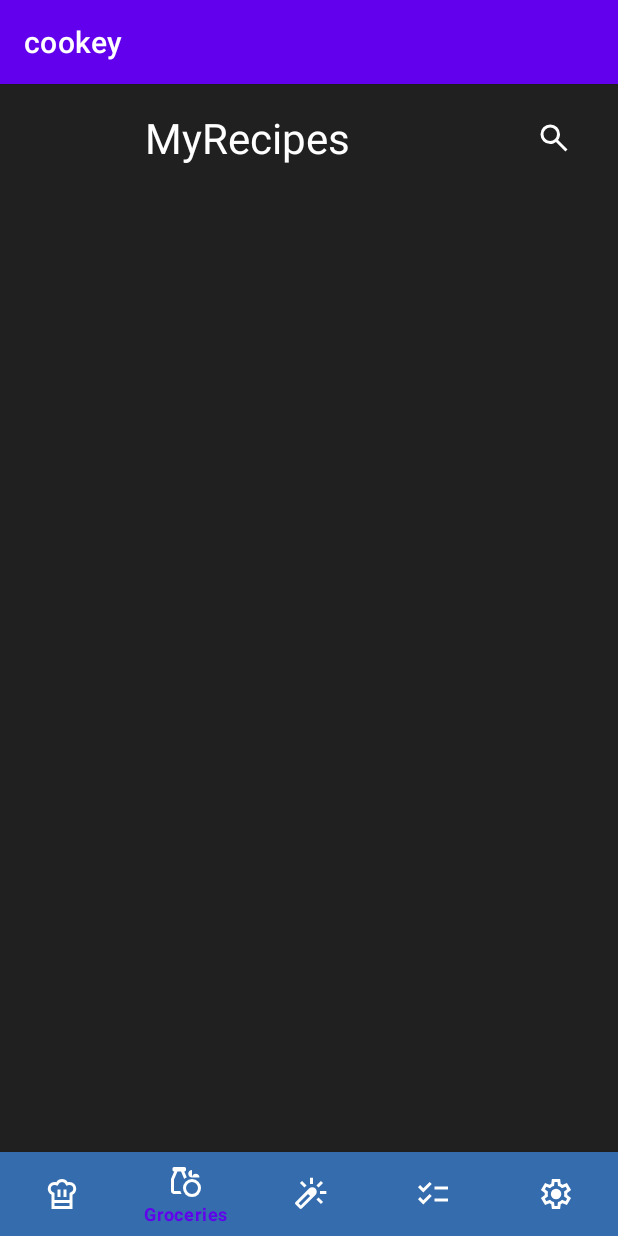
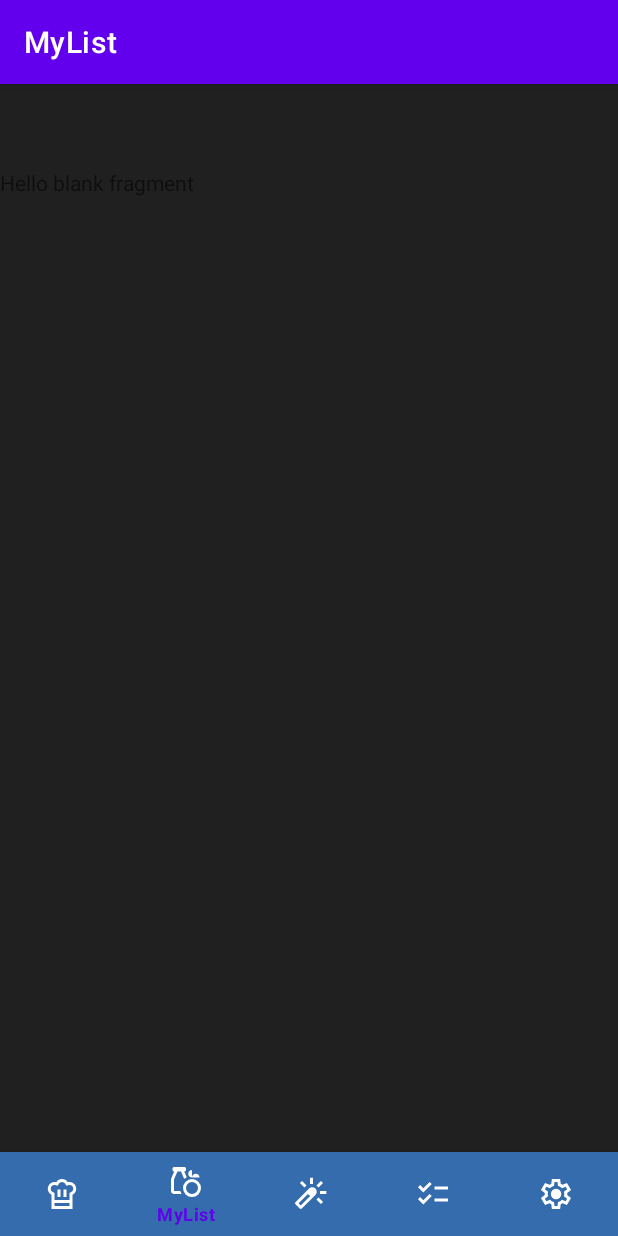
Before and after one commit to Kou-ding/cookey, an Android app: the screen it shows after launch (MainActivity), item 2 of the bottom bar chosen, on a phone screen of 412 x 824 dp. Run offline under Robolectric (Android 15) with nearby library versions, the light colour scheme and no system bars; our stand-ins replace navigation-ui.

Commit message:
Bottom Navigation

```diff
--- a/app/src/main/java/com/example/cookey/MainActivity.java
+++ b/app/src/main/java/com/example/cookey/MainActivity.java
@@ -1,37 +1,27 @@
 package com.example.cookey;
 
 import android.os.Bundle;
-
 import com.google.android.material.bottomnavigation.BottomNavigationView;
-
 import androidx.appcompat.app.AppCompatActivity;
 import androidx.navigation.NavController;
 import androidx.navigation.Navigation;
 import androidx.navigation.ui.AppBarConfiguration;
 import androidx.navigation.ui.NavigationUI;
-
 import com.example.cookey.databinding.ActivityMainBinding;
 
 public class MainActivity extends AppCompatActivity {
-
     private ActivityMainBinding binding;
-
     @Override
     protected void onCreate(Bundle savedInstanceState) {
         super.onCreate(savedInstanceState);
-
         binding = ActivityMainBinding.inflate(getLayoutInflater());
         setContentView(binding.getRoot());
+        BottomNavigationView navView = findViewById(R.id.bottom_navigation);
+        AppBarConfiguration appBarConfiguration= new AppBarConfiguration.Builder(R.id.navigation_MyRecipes,R.id.navigation_MyList,R.id.navigation_AI,R.id.navigation_MyShoppingList,R.id.navigation_Settings).build();
 
-        BottomNavigationView navView = findViewById(R.id.nav_view);
-        // Passing each menu ID as a set of Ids because each
-        // menu should be considered as top level destinations.
-        AppBarConfiguration appBarConfiguration = new AppBarConfiguration.Builder(
-                R.id.navigation_home, R.id.navigation_dashboard, R.id.navigation_notifications)
-                .build();
+
         NavController navController = Navigation.findNavController(this, R.id.nav_host_fragment_activity_main);
-        NavigationUI.setupActionBarWithNavController(this, navController, appBarConfiguration);
-        NavigationUI.setupWithNavController(binding.navView, navController);
+        NavigationUI.setupActionBarWithNavController(this,navController,appBarConfiguration);
+        NavigationUI.setupWithNavController(binding.bottomNavigation, navController);
     }
-
 }
--- /dev/null
+++ b/app/src/main/java/com/example/cookey/ui/MyList/MyListFragment.java
@@ -0,0 +1,66 @@
+package com.example.cookey.ui.MyList;
+
+import android.os.Bundle;
+
+import androidx.fragment.app.Fragment;
+
+import android.view.LayoutInflater;
+import android.view.View;
+import android.view.ViewGroup;
+
+import com.example.cookey.R;
+
+/**
+ * A simple {@link Fragment} subclass.
+ * Use the {@link MyListFragment#newInstance} factory method to
+ * create an instance of this fragment.
+ */
+public class MyListFragment extends Fragment {
+
+    // TODO: Rename parameter arguments, choose names that match
+    // the fragment initialization parameters, e.g. ARG_ITEM_NUMBER
+    private static final String ARG_PARAM1 = "param1";
+    private static final String ARG_PARAM2 = "param2";
+
+    // TODO: Rename and change types of parameters
+    private String mParam1;
+    private String mParam2;
+
+    public MyListFragment() {
+        // Required empty public constructor
+    }
+
+    /**
+     * Use this factory method to create a new instance of
+     * this fragment using the provided parameters.
+     *
+     * @param param1 Parameter 1.
+     * @param param2 Parameter 2.
+     * @return A new instance of fragment MyListFragment.
+     */
+    // TODO: Rename and change types and number of parameters
+    public static MyListFragment newInstance(String param1, String param2) {
+        MyListFragment fragment = new MyListFragment();
+        Bundle args = new Bundle();
+        args.putString(ARG_PARAM1, param1);
+        args.putString(ARG_PARAM2, param2);
+        fragment.setArguments(args);
+        return fragment;
+    }
+
+    @Override
+    public void onCreate(Bundle savedInstanceState) {
+        super.onCreate(savedInstanceState);
+        if (getArguments() != null) {
+            mParam1 = getArguments().getString(ARG_PARAM1);
+            mParam2 = getArguments().getString(ARG_PARAM2);
+        }
+    }
+
+    @Override
+    public View onCreateView(LayoutInflater inflater, ViewGroup container,
+                             Bundle savedInstanceState) {
+        // Inflate the layout for this fragment
+        return inflater.inflate(R.layout.fragment_my_list, container, false);
+    }
+}
--- /dev/null
+++ b/app/src/main/java/com/example/cookey/ui/MyRecipes/MyRecipesFragment.java
@@ -0,0 +1,50 @@
+package com.example.cookey.ui.MyRecipes;
+
+import android.os.Bundle;
+
+import androidx.fragment.app.Fragment;
+
+import android.view.LayoutInflater;
+import android.view.View;
+import android.view.ViewGroup;
+
+import com.example.cookey.R;
+
+public class MyRecipesFragment extends Fragment {
+    private static final String ARG_PARAM1 = "param1";
+    private static final String ARG_PARAM2 = "param2";
+
+    // TODO: Rename and change types of parameters
+    private String mParam1;
+    private String mParam2;
+
+    public MyRecipesFragment() {
+        // Required empty public constructor
+    }
+
+
+    public static MyRecipesFragment newInstance(String param1, String param2) {
+        MyRecipesFragment fragment = new MyRecipesFragment();
+        Bundle args = new Bundle();
+        args.putString(ARG_PARAM1, param1);
+        args.putString(ARG_PARAM2, param2);
+        fragment.setArguments(args);
+        return fragment;
+    }
+
+    @Override
+    public void onCreate(Bundle savedInstanceState) {
+        super.onCreate(savedInstanceState);
+        if (getArguments() != null) {
+            mParam1 = getArguments().getString(ARG_PARAM1);
+            mParam2 = getArguments().getString(ARG_PARAM2);
+        }
+    }
+
+    @Override
+    public View onCreateView(LayoutInflater inflater, ViewGroup container,
+                             Bundle savedInstanceState) {
+        // Inflate the layout for this fragment
+        return inflater.inflate(R.layout.fragment_my_recipes, container, false);
+    }
+}
--- a/app/src/main/res/layout/activity_main.xml
+++ b/app/src/main/res/layout/activity_main.xml
@@ -6,26 +6,9 @@
     android:layout_width="match_parent"
     android:layout_height="match_parent"
     android:background="#202020"
+    android:paddingTop="?attr/actionBarSize"
     tools:context=".MainActivity">
 
-    <ImageButton
-        android:id="@+id/imageButton4"
-        android:layout_width="85dp"
-        android:layout_height="71dp"
-        android:src="@drawable/search_24px"
-        android:background="#202020"
-        app:tint="#FFFFFF"
-        app:layout_constraintEnd_toEndOf="parent"
-        app:layout_constraintTop_toTopOf="parent" />
-
-    <androidx.recyclerview.widget.RecyclerView
-        android:id="@+id/recyclerView"
-        android:layout_width="411dp"
-        android:layout_height="102dp"
-        app:layout_constraintEnd_toEndOf="parent"
-        app:layout_constraintHorizontal_bias="0.0"
-        app:layout_constraintStart_toStartOf="parent"
-        app:layout_constraintTop_toBottomOf="@+id/textView" />
 
     <com.google.android.material.bottomnavigation.BottomNavigationView
         android:id="@+id/bottom_navigation"
@@ -38,18 +21,17 @@
         app:layout_constraintStart_toStartOf="parent"
         app:menu="@menu/bottom_nav_menu" />
 
+    <fragment
+        android:id="@+id/nav_host_fragment_activity_main"
+        android:name="androidx.navigation.fragment.NavHostFragment"
+        android:layout_width="match_parent"
+        android:layout_height="match_parent"
+        app:defaultNavHost="true"
+        app:layout_constraintLeft_toLeftOf="parent"
+        app:layout_constraintRight_toRightOf="parent"
+        app:layout_constraintTop_toTopOf="parent"
+        app:navGraph="@navigation/mobile_navigation" />
 
-    <TextView
-        android:id="@+id/textView"
-        android:layout_width="323dp"
-        android:layout_height="71dp"
-        android:textSize="28sp"
-        android:textColor="#FFFFFF"
-        android:gravity="center"
-        android:text="MyRecipes"
-        app:layout_constraintEnd_toStartOf="@+id/imageButton4"
-        app:layout_constraintHorizontal_bias="1.0"
-        app:layout_constraintStart_toStartOf="parent"
-        app:layout_constraintTop_toTopOf="parent" />
+
 
 </androidx.constraintlayout.widget.ConstraintLayout>
--- /dev/null
+++ b/app/src/main/res/layout/fragment_my_list.xml
@@ -0,0 +1,13 @@
+<FrameLayout xmlns:android="http://schemas.android.com/apk/res/android"
+    xmlns:tools="http://schemas.android.com/tools"
+    android:layout_width="match_parent"
+    android:layout_height="match_parent"
+    tools:context=".ui.MyList.MyListFragment">
+
+    <!-- TODO: Update blank fragment layout -->
+    <TextView
+        android:layout_width="match_parent"
+        android:layout_height="match_parent"
+        android:text="@string/hello_blank_fragment" />
+
+</FrameLayout>
--- a/app/src/main/res/menu/bottom_nav_menu.xml
+++ b/app/src/main/res/menu/bottom_nav_menu.xml
@@ -1,25 +1,26 @@
 <?xml version="1.0" encoding="utf-8"?>
 <menu xmlns:android="http://schemas.android.com/apk/res/android">
     <item
-        android:id="@+id/nav_item1"
+        android:id="@+id/navigation_MyRecipes"
         android:icon="@drawable/chef_hat_24px"
-        android:iconTint="#FFFFFF"
-        android:title="Recipes"/>
+        android:title="@string/title_MyRecipes" />
+
     <item
-        android:id="@+id/nav_item2"
+        android:id="@+id/navigation_MyList"
         android:icon="@drawable/grocery_24px"
-        android:title="Groceries"/>
+        android:title="@string/title_MyList" />
     <item
-        android:id="@+id/nav_item3"
+        android:id="@+id/navigation_AI"
         android:icon="@drawable/wand_shine_24px"
-        android:title="AI"/>
+        android:title="@string/title_AI" />
     <item
-        android:id="@+id/nav_item4"
+        android:id="@+id/navigation_MyShoppingList"
         android:icon="@drawable/checklist_24px"
-        android:title="Shopping List"/>
+        android:title="@string/title_MyShoppingList" />
     <item
-        android:id="@+id/nav_item5"
+        android:id="@+id/navigation_Settings"
         android:icon="@drawable/settings_24px"
-        android:title="Settings"/>
+        android:title="@string/title_Settings" />
+
 
 </menu>
--- a/app/src/main/res/navigation/mobile_navigation.xml
+++ b/app/src/main/res/navigation/mobile_navigation.xml
@@ -3,23 +3,34 @@
     xmlns:app="http://schemas.android.com/apk/res-auto"
     xmlns:tools="http://schemas.android.com/tools"
     android:id="@+id/mobile_navigation"
-    app:startDestination="@+id/navigation_home">
+    app:startDestination="@+id/navigation_MyRecipes">
 
     <fragment
-        android:id="@+id/navigation_home"
-        android:name="com.example.cookey.ui.home.HomeFragment"
-        android:label="@string/title_home"
-        tools:layout="@layout/fragment_home" />
+        android:id="@+id/navigation_MyRecipes"
+        android:name="com.example.cookey.ui.MyRecipes.MyRecipesFragment"
+        android:label="@string/title_MyRecipes"
+        tools:layout="@layout/fragment_my_recipes" />
+    <fragment
+        android:id="@+id/navigation_MyList"
+        android:name="com.example.cookey.ui.MyList.MyListFragment"
+        android:label="@string/title_MyList"
+        tools:layout="@layout/fragment_my_list" />
+    <fragment
+        android:id="@+id/navigation_AI"
+        android:name="com.example.cookey.ui.Ai.AIFragment"
+        android:label="@string/title_AI"
+        tools:layout="@layout/fragment_a_i" />
 
     <fragment
-        android:id="@+id/navigation_dashboard"
-        android:name="com.example.cookey.ui.dashboard.DashboardFragment"
-        android:label="@string/title_dashboard"
-        tools:layout="@layout/fragment_dashboard" />
+        android:id="@+id/navigation_MyShoppingList"
+        android:name="com.example.cookey.ui.MyShoppingList.MyShoppingListFragment"
+        android:label="@string/title_MyShoppingList"
+        tools:layout="@layout/fragment_my_shopping_list" />
+    <fragment
+        android:id="@+id/navigation_Settings"
+        android:name="com.example.cookey.ui.Settings.SettingsFragment"
+        android:label="@string/title_Settings"
+        tools:layout="@layout/fragment_settings" />
 
-    <fragment
-        android:id="@+id/navigation_notifications"
-        android:name="com.example.cookey.ui.notifications.NotificationsFragment"
-        android:label="@string/title_notifications"
-        tools:layout="@layout/fragment_notifications" />
+
 </navigation>
--- a/app/src/main/res/values/strings.xml
+++ b/app/src/main/res/values/strings.xml
@@ -3,4 +3,11 @@
     <string name="title_home">Home</string>
     <string name="title_dashboard">Dashboard</string>
     <string name="title_notifications">Notifications</string>
+    <string name="title_MyRecipes">MyRecipes</string>
+    <string name="title_MyList">MyList</string>
+    <string name="title_AI">AI</string>
+    <string name="title_MyShoppingList">MyShoppingList</string>
+    <string name="title_Settings">Settings</string>
+    <string name="title_Search"> </string>
+    <string name="hello_blank_fragment">Hello blank fragment</string>
 </resources>
```
Also changed, not shown: app/src/main/java/com/example/cookey/ui/Ai/AIFragment.java (added, +66 -0 lines), app/src/main/java/com/example/cookey/ui/Ai/AIViewModel.java (added, +16 -0 lines), app/src/main/java/com/example/cookey/ui/MyList/MyListViewModel.java (added, +16 -0 lines), app/src/main/java/com/example/cookey/ui/MyRecipes/MyRecipesViewModel.java (added, +17 -0 lines), app/src/main/java/com/example/cookey/ui/MyShoppingList/MyShoppingListFragment.java (added, +66 -0 lines), app/src/main/java/com/example/cookey/ui/MyShoppingList/MyShoppingsListViewModel.java (added, +16 -0 lines), app/src/main/java/com/example/cookey/ui/Settings/SettingsFragment.java (added, +66 -0 lines), app/src/main/java/com/example/cookey/ui/Settings/SettingsViewModel.java (added, +16 -0 lines), app/src/main/res/layout/fragment_a_i.xml (added, +13 -0 lines), app/src/main/res/layout/fragment_my_recipes.xml (added, +13 -0 lines), app/src/main/res/layout/fragment_my_shopping_list.xml (added, +13 -0 lines), app/src/main/res/layout/fragment_settings.xml (added, +13 -0 lines).
